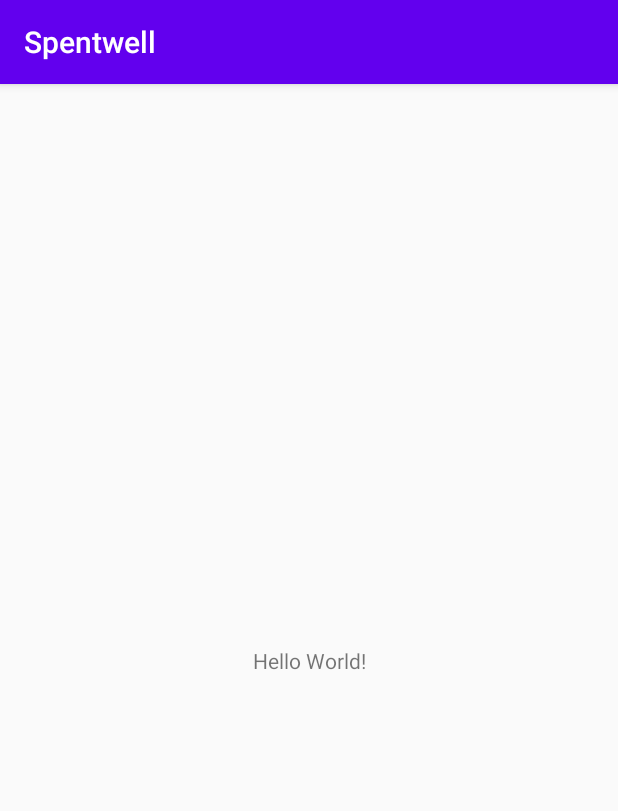
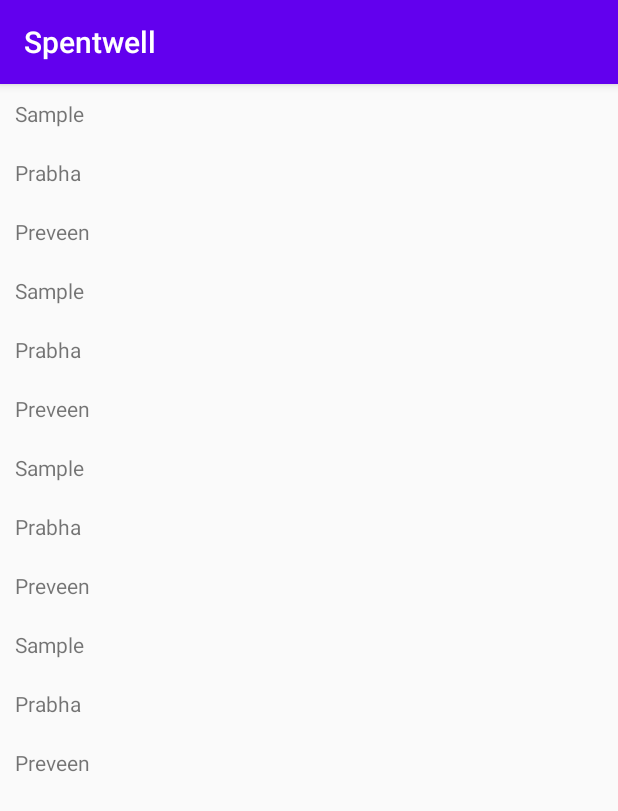
Before and after one commit to preveenraj/spentwell, an Android app: the screen it shows after launch (MainActivity), on a phone screen of 412 x 824 dp. Shown: the top 811 px of the screen. Run offline under Robolectric (Android 15) with nearby library versions, the phone set to English and light mode, and no system bars; our stand-ins replace data binding.

Commit message:
data binding sample and recycler view

```diff
--- a/app/build.gradle
+++ b/app/build.gradle
@@ -16,6 +16,10 @@ android {
         testInstrumentationRunner "androidx.test.runner.AndroidJUnitRunner"
     }
 
+    buildFeatures {
+        dataBinding true
+    }
+
     buildTypes {
         release {
             minifyEnabled false
@@ -30,8 +34,12 @@ dependencies {
     implementation 'androidx.core:core-ktx:1.3.0'
     implementation 'androidx.appcompat:appcompat:1.1.0'
     implementation 'androidx.constraintlayout:constraintlayout:1.1.3'
+    implementation 'androidx.recyclerview:recyclerview:1.1.0'
     testImplementation 'junit:junit:4.12'
     androidTestImplementation 'androidx.test.ext:junit:1.1.1'
     androidTestImplementation 'androidx.test.espresso:espresso-core:3.2.0'
 
+    // UI
+    implementation 'com.github.fornewid:neumorphism:0.3.0'
+
 }
--- a/app/src/main/java/com/spentwell/MainActivity.kt
+++ b/app/src/main/java/com/spentwell/MainActivity.kt
@@ -2,10 +2,31 @@ package com.spentwell
 
 import android.os.Bundle
 import androidx.appcompat.app.AppCompatActivity
+import androidx.databinding.DataBindingUtil
+import com.spentwell.databinding.ActivityMainBinding
+
 
 class MainActivity : AppCompatActivity() {
+
+    lateinit var binding: ActivityMainBinding
+
     override fun onCreate(savedInstanceState: Bundle?) {
         super.onCreate(savedInstanceState)
-        setContentView(R.layout.activity_main)
+        binding = DataBindingUtil.setContentView(this, R.layout.activity_main)
+
+        val list = mutableListOf<String>()
+        list.add("Sample")
+        list.add("Prabha")
+        list.add("Preveen")
+        list.add("Sample")
+        list.add("Prabha")
+        list.add("Preveen")
+        list.add("Sample")
+        list.add("Prabha")
+        list.add("Preveen")
+        list.add("Sample")
+        list.add("Prabha")
+        list.add("Preveen")
+        binding.recyclerView.adapter = SampleAdapter(list)
     }
 }
--- /dev/null
+++ b/app/src/main/java/com/spentwell/SampleAdapter.kt
@@ -0,0 +1,29 @@
+package com.spentwell
+
+import android.view.LayoutInflater
+import android.view.ViewGroup
+import androidx.recyclerview.widget.RecyclerView
+import com.spentwell.databinding.SampleListItemBinding
+
+
+class SampleAdapter(private val list: List<String>) :
+    RecyclerView.Adapter<SampleAdapter.SampleViewHolder>() {
+
+    override fun onCreateViewHolder(parent: ViewGroup, viewType: Int): SampleViewHolder {
+        val layoutInflater = LayoutInflater.from(parent.context)
+        val itemBinding: SampleListItemBinding =
+            SampleListItemBinding.inflate(layoutInflater, parent, false)
+        return SampleViewHolder(itemBinding)
+    }
+
+    override fun onBindViewHolder(holder: SampleViewHolder, position: Int) {
+        holder.binding.name = list[position]
+    }
+
+    override fun getItemCount(): Int {
+        return list.size
+    }
+
+    class SampleViewHolder(val binding: SampleListItemBinding) :
+        RecyclerView.ViewHolder(binding.root)
+}
--- a/app/src/main/res/layout/activity_main.xml
+++ b/app/src/main/res/layout/activity_main.xml
@@ -1,18 +1,24 @@
 <?xml version="1.0" encoding="utf-8"?>
-<androidx.constraintlayout.widget.ConstraintLayout xmlns:android="http://schemas.android.com/apk/res/android"
+
+<layout xmlns:android="http://schemas.android.com/apk/res/android"
     xmlns:app="http://schemas.android.com/apk/res-auto"
-    xmlns:tools="http://schemas.android.com/tools"
-    android:layout_width="match_parent"
-    android:layout_height="match_parent"
-    tools:context=".MainActivity">
+    xmlns:tools="http://schemas.android.com/tools">
 
-    <TextView
-        android:layout_width="wrap_content"
-        android:layout_height="wrap_content"
-        android:text="Hello World!"
-        app:layout_constraintBottom_toBottomOf="parent"
-        app:layout_constraintLeft_toLeftOf="parent"
-        app:layout_constraintRight_toRightOf="parent"
-        app:layout_constraintTop_toTopOf="parent" />
+    <data>
 
-</androidx.constraintlayout.widget.ConstraintLayout>
+    </data>
+
+    <androidx.constraintlayout.widget.ConstraintLayout
+        android:id="@+id/parentLayout"
+        android:layout_width="match_parent"
+        android:layout_height="match_parent"
+        tools:context=".MainActivity">
+
+
+        <androidx.recyclerview.widget.RecyclerView
+            android:id="@+id/recyclerView"
+            android:layout_width="match_parent"
+            android:layout_height="match_parent"
+            app:layoutManager="androidx.recyclerview.widget.LinearLayoutManager" />
+    </androidx.constraintlayout.widget.ConstraintLayout>
+</layout>
--- /dev/null
+++ b/app/src/main/res/layout/sample_list_item.xml
@@ -0,0 +1,24 @@
+<?xml version="1.0" encoding="utf-8"?>
+<layout xmlns:android="http://schemas.android.com/apk/res/android">
+
+    <data>
+
+        <variable
+            name="name"
+            type="String" />
+    </data>
+
+    <LinearLayout
+        android:layout_width="match_parent"
+        android:layout_height="wrap_content"
+        android:orientation="vertical"
+        android:padding="10dp">
+
+        <TextView
+            android:id="@+id/textView"
+            android:layout_width="match_parent"
+            android:layout_height="wrap_content"
+            android:text="@{name}" />
+
+    </LinearLayout>
+</layout>
--- a/build.gradle
+++ b/build.gradle
@@ -6,7 +6,7 @@ buildscript {
         jcenter()
     }
     dependencies {
-        classpath "com.android.tools.build:gradle:4.0.0"
+        classpath 'com.android.tools.build:gradle:4.1.1'
         classpath "org.jetbrains.kotlin:kotlin-gradle-plugin:$kotlin_version"
 
         // NOTE: Do not place your application dependencies here; they belong
@@ -16,6 +16,7 @@ buildscript {
 
 allprojects {
     repositories {
+        maven { url "https://jitpack.io" }
         google()
         jcenter()
     }
```
Also changed, not shown: gradle/wrapper/gradle-wrapper.properties.
